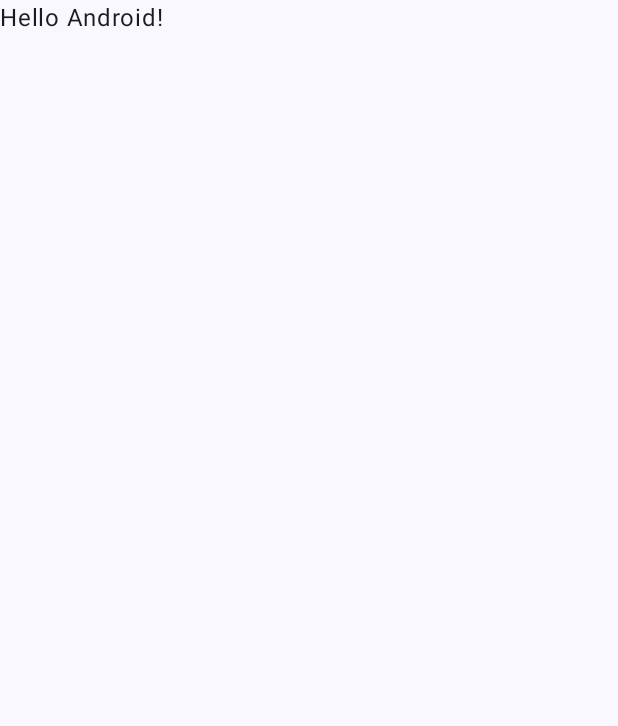
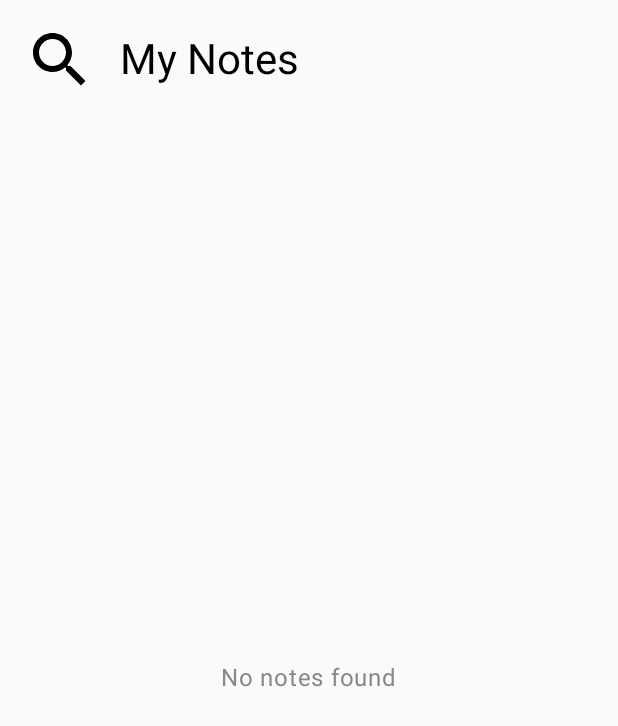
Before and after one commit to skrpld/Extra_Notes, an Android app built with Jetpack Compose: the screen it shows after launch (MainActivity), on a phone screen of 412 x 824 dp. Before the commit the part shown is almost empty. Shown: the top 726 px of the screen. Run offline under Robolectric (Android 15) with nearby library versions, the phone set to English and light mode, and no system bars; our stand-ins replace Room's generated code.

```diff
--- a/app/build.gradle.kts
+++ b/app/build.gradle.kts
@@ -61,4 +61,7 @@ dependencies {
     annotationProcessor(libs.androidx.room.compiler)
     ksp(libs.androidx.room.compiler)
     implementation(libs.androidx.room.ktx)
+    implementation(libs.androidx.room.runtime)
+    implementation(libs.androidx.room.ktx)
+    implementation("androidx.lifecycle:lifecycle-viewmodel-compose-android:2.9.1")
 }
--- a/app/src/main/java/com/example/extra_notes/MainActivity.kt
+++ b/app/src/main/java/com/example/extra_notes/MainActivity.kt
@@ -1,47 +1,38 @@
 package com.example.extra_notes
 
+import android.app.Application
 import android.os.Bundle
 import androidx.activity.ComponentActivity
 import androidx.activity.compose.setContent
-import androidx.activity.enableEdgeToEdge
-import androidx.compose.foundation.layout.fillMaxSize
-import androidx.compose.foundation.layout.padding
-import androidx.compose.material3.Scaffold
-import androidx.compose.material3.Text
-import androidx.compose.runtime.Composable
-import androidx.compose.ui.Modifier
-import androidx.compose.ui.tooling.preview.Preview
-import com.example.extra_notes.presentation.notes.ui.theme.Extra_NotesTheme
+import androidx.compose.ui.platform.LocalContext
+import androidx.lifecycle.ViewModel
+import androidx.lifecycle.ViewModelProvider
+import androidx.lifecycle.viewmodel.compose.LocalViewModelStoreOwner
+import androidx.lifecycle.viewmodel.compose.viewModel
+import com.example.extra_notes.presentation.notes.ui.NotesScreen
+import com.example.extra_notes.presentation.notes.viewmodel.NoteViewModel
 
 class MainActivity : ComponentActivity() {
+    class UserViewModelFactory(val application: Application) :
+        ViewModelProvider.Factory {
+        override fun <T : ViewModel> create(modelClass: Class<T>): T {
+            return NoteViewModel(application) as T
+        }
+    }
+
     override fun onCreate(savedInstanceState: Bundle?) {
         super.onCreate(savedInstanceState)
-        enableEdgeToEdge()
         setContent {
-            Extra_NotesTheme {
-                Scaffold(modifier = Modifier.fillMaxSize()) { innerPadding ->
-                    Greeting(
-                        name = "Android",
-                        modifier = Modifier.padding(innerPadding)
-                    )
-                }
+            val owner = LocalViewModelStoreOwner.current
+
+            owner?.let {
+                val viewModel: NoteViewModel = viewModel(
+                    it,
+                    "UserViewModel",
+                    UserViewModelFactory(LocalContext.current.applicationContext as Application)
+                )
+                NotesScreen(viewModel)
             }
         }
     }
 }
-
-@Composable
-fun Greeting(name: String, modifier: Modifier = Modifier) {
-    Text(
-        text = "Hello $name!",
-        modifier = modifier
-    )
-}
-
-@Preview(showBackground = true)
-@Composable
-fun GreetingPreview() {
-    Extra_NotesTheme {
-        Greeting("Android")
-    }
-}
--- a/app/src/main/java/com/example/extra_notes/data/local/db/AppDatabase.kt
+++ b/app/src/main/java/com/example/extra_notes/data/local/db/AppDatabase.kt
@@ -1,30 +1,30 @@
 package com.example.extra_notes.data.local.db
 
-import android.content.Context
+import android.app.Application
 import androidx.room.Database
 import androidx.room.Room
 import androidx.room.RoomDatabase
 
-@Database(
-    entities = [Note::class],
-    version = 1
-)
-abstract class AppDatabase : RoomDatabase() {
+@Database(entities = [(Note::class)], version = 1)
+abstract class NoteRoomDatabase: RoomDatabase() {
+
     abstract fun noteDao(): NoteDao
 
     companion object {
-        private var INSTANCE: AppDatabase? = null
+        private var INSTANCE: NoteRoomDatabase? = null
+        fun getInstance(context: Application): NoteRoomDatabase {
 
-        fun getDatabase(context: Context): AppDatabase {
-            return INSTANCE ?: synchronized(this) {
-                val instance = Room.databaseBuilder(
-                    context.applicationContext,
-                    AppDatabase::class.java,
-                    "notes_database"
-                ).build()
-
-                INSTANCE = instance
-                instance
+            synchronized(this) {
+                var instance = INSTANCE
+                if (instance == null) {
+                    instance = Room.databaseBuilder(
+                        context.applicationContext,
+                        NoteRoomDatabase::class.java,
+                        "notesdb"
+                    ).fallbackToDestructiveMigration().build()
+                    INSTANCE = instance
+                }
+                return instance
             }
         }
     }
--- a/app/src/main/java/com/example/extra_notes/data/local/db/NoteDao.kt
+++ b/app/src/main/java/com/example/extra_notes/data/local/db/NoteDao.kt
@@ -19,10 +19,10 @@ interface NoteDao {
     fun delete(note: Note)
 
     @Query("SELECT * FROM notes WHERE id = :id")
-    fun getNoteById(id: Long): Note?
+    fun getNoteById(id: Int): Note?
 
     @Query("UPDATE notes SET isPinned = :isPinned WHERE id = :id")
-    fun setPinned(id: Long, isPinned: Boolean)
+    fun setPinned(id: Int, isPinned: Boolean)
 
     @Query("SELECT * FROM notes ORDER BY isPinned DESC, id DESC")
     fun getAllNotes(): Flow<List<Note>>
--- a/app/src/main/java/com/example/extra_notes/data/repository/NotesRepository.kt
+++ b/app/src/main/java/com/example/extra_notes/data/repository/NoteRepository.kt
@@ -4,18 +4,20 @@ import com.example.extra_notes.data.local.db.Note
 import com.example.extra_notes.data.local.db.NoteDao
 import kotlinx.coroutines.flow.Flow
 
-class NotesRepository(
+class NoteRepository(
     private val noteDao: NoteDao
 ) {
+    val noteList: Flow<List<Note>> = noteDao.getAllNotes()
+
     fun addNote(note: Note): Long = noteDao.insert(note)
 
     fun updateNote(note: Note) = noteDao.update(note)
 
     fun deleteNote(note: Note) = noteDao.delete(note)
 
-    fun getNoteById(id: Long): Note? = noteDao.getNoteById(id)
-
-    fun setPinned(id: Long, isPinned: Boolean) = noteDao.setPinned(id, isPinned)
+    fun getNoteById(id: Int): Note? = noteDao.getNoteById(id)
 
     fun getAllNotes(): Flow<List<Note>> = noteDao.getAllNotes()
+
+    fun setPinned(id: Int, isPinned: Boolean) = noteDao.setPinned(id, isPinned)
 }
--- /dev/null
+++ b/app/src/main/java/com/example/extra_notes/presentation/notes/ui/NoteScreen.kt
@@ -0,0 +1,129 @@
+package com.example.extra_notes.presentation.notes.ui
+
+import androidx.compose.foundation.Image
+import androidx.compose.foundation.background
+import androidx.compose.foundation.layout.Arrangement
+import androidx.compose.foundation.layout.Box
+import androidx.compose.foundation.layout.Column
+import androidx.compose.foundation.layout.Row
+import androidx.compose.foundation.layout.fillMaxSize
+import androidx.compose.foundation.layout.fillMaxWidth
+import androidx.compose.foundation.layout.height
+import androidx.compose.foundation.layout.padding
+import androidx.compose.foundation.layout.size
+import androidx.compose.foundation.layout.statusBarsPadding
+import androidx.compose.foundation.lazy.LazyColumn
+import androidx.compose.foundation.lazy.items
+import androidx.compose.material3.MaterialTheme
+import androidx.compose.material3.Text
+import androidx.compose.runtime.Composable
+import androidx.compose.runtime.collectAsState
+import androidx.compose.runtime.getValue
+import androidx.compose.ui.Alignment
+import androidx.compose.ui.Modifier
+import androidx.compose.ui.graphics.Color
+import androidx.compose.ui.layout.ContentScale
+import androidx.compose.ui.res.painterResource
+import androidx.compose.ui.unit.dp
+import androidx.compose.ui.unit.sp
+import androidx.lifecycle.viewmodel.compose.viewModel
+import com.example.extra_notes.R
+import com.example.extra_notes.data.local.db.Note
+import com.example.extra_notes.presentation.notes.viewmodel.NoteViewModel
+
+@Composable
+fun NotesScreen(noteVM: NoteViewModel = viewModel()) {
+    // Correctly collect the StateFlow as Compose state
+    val noteListState by noteVM.noteList.collectAsState()
+
+    Column(
+        modifier = Modifier
+            .fillMaxSize()
+            .statusBarsPadding()
+    ) {
+        Row(
+            modifier = Modifier
+                .fillMaxWidth()
+                .padding(16.dp),
+            verticalAlignment = Alignment.CenterVertically
+        ) {
+            Image(
+                painter = painterResource(id = R.drawable.baseline_search_24),
+                contentDescription = "Search Icon",
+                modifier = Modifier.size(48.dp)
+            )
+            Text(
+                text = "My Notes",
+                style = MaterialTheme.typography.headlineMedium,
+                modifier = Modifier.padding(start = 16.dp)
+            )
+        }
+
+        if (noteListState.isEmpty()) {
+            Box(
+                modifier = Modifier
+                    .fillMaxSize()
+                    .padding(32.dp),
+                contentAlignment = Alignment.Center
+            ) {
+                Text(
+                    text = "No notes found",
+                    style = MaterialTheme.typography.bodyLarge,
+                    color = Color.Gray
+                )
+            }
+        } else {
+            LazyColumn(modifier = Modifier.fillMaxSize()) {
+                items(noteListState) { note ->  // Use items directly with the list
+                    NoteItem(note = note)
+                }
+            }
+        }
+    }
+}
+
+@Composable
+fun NoteItem(note: Note) {
+    Row(
+        modifier = Modifier
+            .fillMaxWidth()
+            .height(120.dp)
+            .padding(8.dp)
+            .background(Color.LightGray, MaterialTheme.shapes.medium),
+        verticalAlignment = Alignment.CenterVertically
+    ) {
+        Box(
+            modifier = Modifier
+                .size(100.dp)
+                .padding(8.dp)
+        ) {
+            Image(
+                painter = painterResource(id = R.drawable.ic_launcher_background),
+                contentDescription = "Note background",
+                contentScale = ContentScale.Crop,
+                modifier = Modifier.fillMaxSize()
+            )
+        }
+
+        Column(
+            modifier = Modifier
+                .weight(1f)
+                .padding(8.dp),
+            verticalArrangement = Arrangement.Center
+        ) {
+            Text(
+                text = note.title,
+                fontSize = 20.sp,
+                lineHeight = 22.sp,
+                style = MaterialTheme.typography.titleMedium
+            )
+            Text(
+                text = note.content,
+                fontSize = 16.sp,
+                lineHeight = 18.sp,
+                maxLines = 2,
+                style = MaterialTheme.typography.bodyMedium
+            )
+        }
+    }
+}
--- a/app/src/main/java/com/example/extra_notes/presentation/notes/ui/NotesScreen.kt
+++ /dev/null
@@ -1 +0,0 @@
-package com.example.extra_notes.presentation.notes.ui
--- /dev/null
+++ b/app/src/main/java/com/example/extra_notes/presentation/notes/viewmodel/NoteViewModel.kt
@@ -0,0 +1,29 @@
+package com.example.extra_notes.presentation.notes.viewmodel
+
+import android.app.Application
+import androidx.lifecycle.AndroidViewModel
+import androidx.lifecycle.viewModelScope
+import com.example.extra_notes.data.local.db.Note
+import com.example.extra_notes.data.local.db.NoteRoomDatabase
+import com.example.extra_notes.data.repository.NoteRepository
+import kotlinx.coroutines.flow.SharingStarted
+import kotlinx.coroutines.flow.StateFlow
+import kotlinx.coroutines.flow.stateIn
+
+class NoteViewModel(application: Application) : AndroidViewModel(application) {
+    val noteList: StateFlow<List<Note>>
+    private val repository: NoteRepository
+
+    init {
+        val noteDb = NoteRoomDatabase.getInstance(application)
+        val noteDao = noteDb.noteDao()
+        repository = NoteRepository(noteDao)
+
+        noteList = repository.noteList
+            .stateIn(
+                scope = viewModelScope,
+                started = SharingStarted.WhileSubscribed(5000),
+                initialValue = emptyList()
+            )
+    }
+}
--- /dev/null
+++ b/app/src/main/res/drawable/baseline_search_24.xml
@@ -0,0 +1,5 @@
+<vector xmlns:android="http://schemas.android.com/apk/res/android" android:height="24dp" android:tint="#000000" android:viewportHeight="24" android:viewportWidth="24" android:width="24dp">
+
+    <path android:fillColor="@android:color/white" android:pathData="M15.5,14h-0.79l-0.28,-0.27C15.41,12.59 16,11.11 16,9.5 16,5.91 13.09,3 9.5,3S3,5.91 3,9.5 5.91,16 9.5,16c1.61,0 3.09,-0.59 4.23,-1.57l0.27,0.28v0.79l5,4.99L20.49,19l-4.99,-5zM9.5,14C7.01,14 5,11.99 5,9.5S7.01,5 9.5,5 14,7.01 14,9.5 11.99,14 9.5,14z"/>
+
+</vector>
```
Also changed, not shown: app/src/main/java/com/example/extra_notes/data/local/db/Note.kt (+4 -4 lines), app/src/main/java/com/example/extra_notes/presentation/notes/viewmodel/NotesViewModel.kt (deleted, +0 -124 lines).
